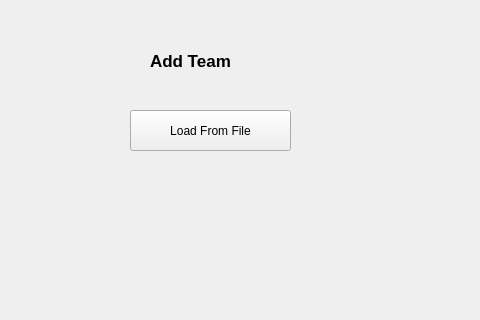
moetaei/CS1D-Basketball, file CS1D-Basketball-master/Basketball/editteam.ui: the form before one commit; both pictures show x 0 to 480 and y 0 to 320 of the 1200 by 700 pixel window.
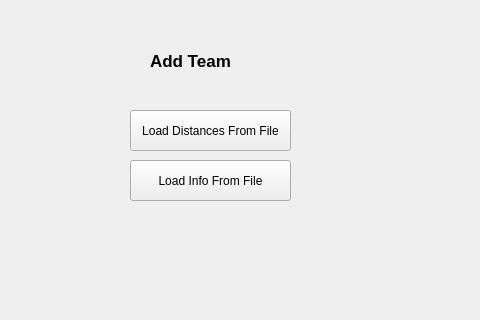
The form after the commit.

The edit to the form file:
```diff
--- a/CS1D-Basketball-master/Basketball/editteam.ui
+++ b/CS1D-Basketball-master/Basketball/editteam.ui
@@ -47,7 +47,7 @@
     </rect>
    </property>
    <property name="text">
-    <string>Load From File</string>
+    <string>Load Distances From File</string>
    </property>
   </widget>
   <widget class="QLabel" name="OrigGraph">
@@ -89,6 +89,19 @@
     <string/>
    </property>
   </widget>
+  <widget class="QPushButton" name="pushButton_2">
+   <property name="geometry">
+    <rect>
+     <x>130</x>
+     <y>160</y>
+     <width>161</width>
+     <height>41</height>
+    </rect>
+   </property>
+   <property name="text">
+    <string>Load Info From File</string>
+   </property>
+  </widget>
  </widget>
  <resources/>
  <connections/>
```
